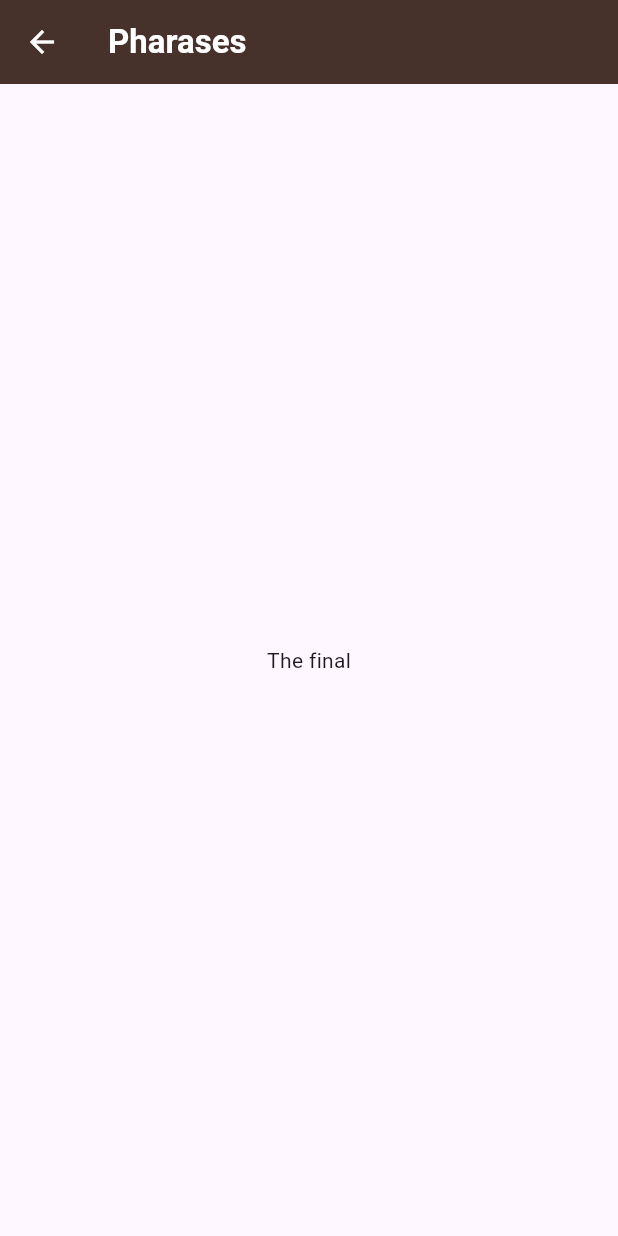
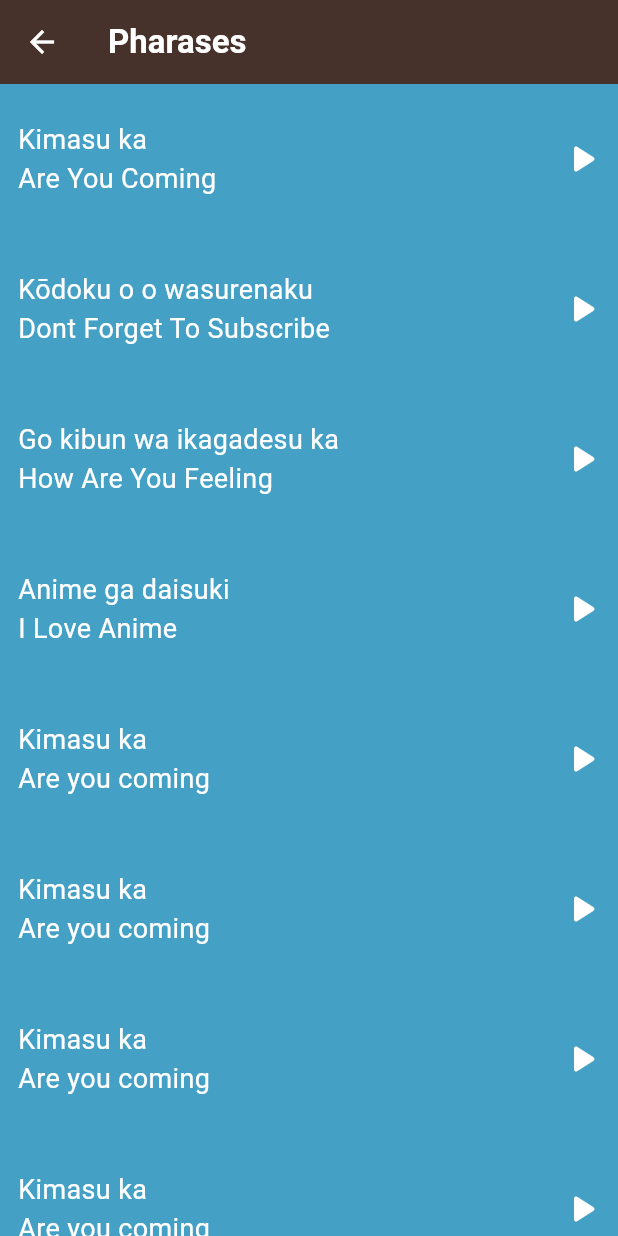
Before and after one commit to Nour-Hagag/toku_app, a Flutter app: the PharasesView screen opened directly, on a phone screen of 412 x 824 dp. Run offline on Flutter 3.47's test engine with Material 3 defaults, Android fonts, the light colour scheme and no system bars; our stand-ins replace audioplayers.

Commit message:
refact code and split the widgets to item list and item info

```diff
--- a/lib/views/colors_view.dart
+++ b/lib/views/colors_view.dart
@@ -1,6 +1,6 @@
 import 'package:flutter/material.dart';
 import 'package:toku/models/item.dart';
-import 'package:toku/widgets/item_info.dart';
+import 'package:toku/widgets/item_list.dart';
 
 class ColorsView extends StatelessWidget {
   const ColorsView({super.key});
@@ -14,7 +14,7 @@ class ColorsView extends StatelessWidget {
     ItemModel(
       enName: 'Brown',
       jpName: 'Chairo',
-      sound: 'sounds/colors/browm.wav',
+      sound: 'sounds/colors/brown.wav',
       image: 'assets/images/colors/color_brown.png',
     ),
     ItemModel(
@@ -68,7 +68,7 @@ class ColorsView extends StatelessWidget {
       body: ListView.builder(
         itemCount: items.length,
         itemBuilder: (context, index) {
-          return ItemInfo(item: items[index], color: Color(0xff793D9D));
+          return ItemList(item: items[index], color: Color(0xff793D9D));
         },
       ),
     );
--- a/lib/views/family_view.dart
+++ b/lib/views/family_view.dart
@@ -1,6 +1,6 @@
 import 'package:flutter/material.dart';
 import 'package:toku/models/item.dart';
-import 'package:toku/widgets/item_info.dart';
+import 'package:toku/widgets/item_list.dart';
 
 class FamilyView extends StatelessWidget {
   const FamilyView({super.key});
@@ -80,7 +80,7 @@ class FamilyView extends StatelessWidget {
       body: ListView.builder(
         itemCount: items.length,
         itemBuilder: (context, index) {
-          return ItemInfo(item: items[index], color: Color(0xff507C30));
+          return ItemList(item: items[index], color: Color(0xff507C30));
         },
       ),
     );
--- a/lib/views/numbers_view.dart
+++ b/lib/views/numbers_view.dart
@@ -1,6 +1,6 @@
 import 'package:flutter/material.dart';
 import 'package:toku/models/item.dart';
-import 'package:toku/widgets/item_info.dart';
+import 'package:toku/widgets/item_list.dart';
 
 class NumbersView extends StatelessWidget {
   const NumbersView({super.key});
@@ -80,7 +80,7 @@ class NumbersView extends StatelessWidget {
       body: ListView.builder(
         itemCount: items.length,
         itemBuilder: (context, index) {
-          return ItemInfo(item: items[index], color: Color(0xffF2902F));
+          return ItemList(item: items[index], color: Color(0xffF2902F));
         },
       ),
     );
--- a/lib/views/pharases_view.dart
+++ b/lib/views/pharases_view.dart
@@ -1,8 +1,56 @@
 import 'package:flutter/material.dart';
+import 'package:toku/models/item.dart';
+import 'package:toku/widgets/pharases_item.dart';
 
 class PharasesView extends StatelessWidget {
   const PharasesView({super.key});
-
+  final List<ItemModel> items = const [
+    ItemModel(
+      enName: 'Are You Coming',
+      jpName: 'Kimasu ka',
+      sound: 'sounds/phrases/are_you_coming.wav',
+    ),
+    ItemModel(
+      enName: 'Dont Forget To Subscribe',
+      jpName: 'Kōdoku o o wasurenaku',
+      sound: 'sounds/phrases/dont_forget_to_subscribe.wav',
+    ),
+    ItemModel(
+      enName: 'How Are You Feeling',
+      jpName: 'Go kibun wa ikagadesu ka',
+      sound: 'sounds/phrases/how_are_you_feeling.wav',
+    ),
+    ItemModel(
+      enName: 'I Love Anime',
+      jpName: 'Anime ga daisuki',
+      sound: 'sounds/phrases/i_love_anime.wav',
+    ),
+    ItemModel(
+      enName: 'Are you coming',
+      jpName: 'Kimasu ka',
+      sound: 'sounds/phrases/are_you_coming.wav',
+    ),
+    ItemModel(
+      enName: 'Are you coming',
+      jpName: 'Kimasu ka',
+      sound: 'sounds/phrases/are_you_coming.wav',
+    ),
+    ItemModel(
+      enName: 'Are you coming',
+      jpName: 'Kimasu ka',
+      sound: 'sounds/phrases/are_you_coming.wav',
+    ),
+    ItemModel(
+      enName: 'Are you coming',
+      jpName: 'Kimasu ka',
+      sound: 'sounds/phrases/are_you_coming.wav',
+    ),
+    ItemModel(
+      enName: 'Are you coming',
+      jpName: 'Kimasu ka',
+      sound: 'sounds/phrases/are_you_coming.wav',
+    ),
+  ];
   @override
   Widget build(BuildContext context) {
     return Scaffold(
@@ -14,7 +62,12 @@ class PharasesView extends StatelessWidget {
         ),
         backgroundColor: const Color(0xff46322B),
       ),
-      body: Center(child: Text('The final')),
+      body: ListView.builder(
+        itemCount: items.length,
+        itemBuilder: (context, index) {
+          return PharasesItem(item: items[index], color: Color(0xff44A0C4));
+        },
+      ),
     );
   }
 }
--- a/lib/widgets/item_info.dart
+++ b/lib/widgets/item_info.dart
@@ -2,22 +2,12 @@ import 'package:flutter/material.dart';
 import 'package:toku/models/item.dart';
 
 class ItemInfo extends StatelessWidget {
-  const ItemInfo({super.key, required this.item, required this.color});
+  const ItemInfo({super.key, required this.item});
   final ItemModel item;
-  final Color color;
   @override
   Widget build(BuildContext context) {
-    return Container(
-      height: 100,
-      color: color,
-      child: Row(
+    return Row(
       children: [
-          Container(
-            height: 100,
-            width: 100,
-            color: Color(0xffF9EED6),
-            child: Image.asset(item.image!),
-          ),
         Padding(
           padding: const EdgeInsets.only(left: 12),
           child: Column(
@@ -45,7 +35,6 @@ class ItemInfo extends StatelessWidget {
           icon: Icon(Icons.play_arrow_rounded),
         ),
       ],
-      ),
     );
   }
 }
--- /dev/null
+++ b/lib/widgets/pharases_item.dart
@@ -0,0 +1,17 @@
+import 'package:flutter/material.dart';
+import 'package:toku/models/item.dart';
+import 'package:toku/widgets/item_info.dart';
+
+class PharasesItem extends StatelessWidget {
+  const PharasesItem({super.key, required this.item, required this.color});
+  final ItemModel item;
+  final Color color;
+  @override
+  Widget build(BuildContext context) {
+    return Container(
+      height: 100,
+      color: color,
+      child: ItemInfo(item: item),
+    );
+  }
+}
--- a/pubspec.yaml
+++ b/pubspec.yaml
@@ -66,6 +66,7 @@ flutter:
     - assets/sounds/family_members/
     - assets/images/colors/
     - assets/sounds/colors/
+    - assets/sounds/phrases/
   # An image asset can refer to one or more resolution-specific "variants", see
   # https://flutter.dev/to/resolution-aware-images
 
```
Also changed, not shown: lib/models/pharases.dart (added, +17 -0 lines), lib/widgets/item_list.dart (added, +27 -0 lines), pubspec.lock. Lines whose indentation alone changed are shown as unchanged.
